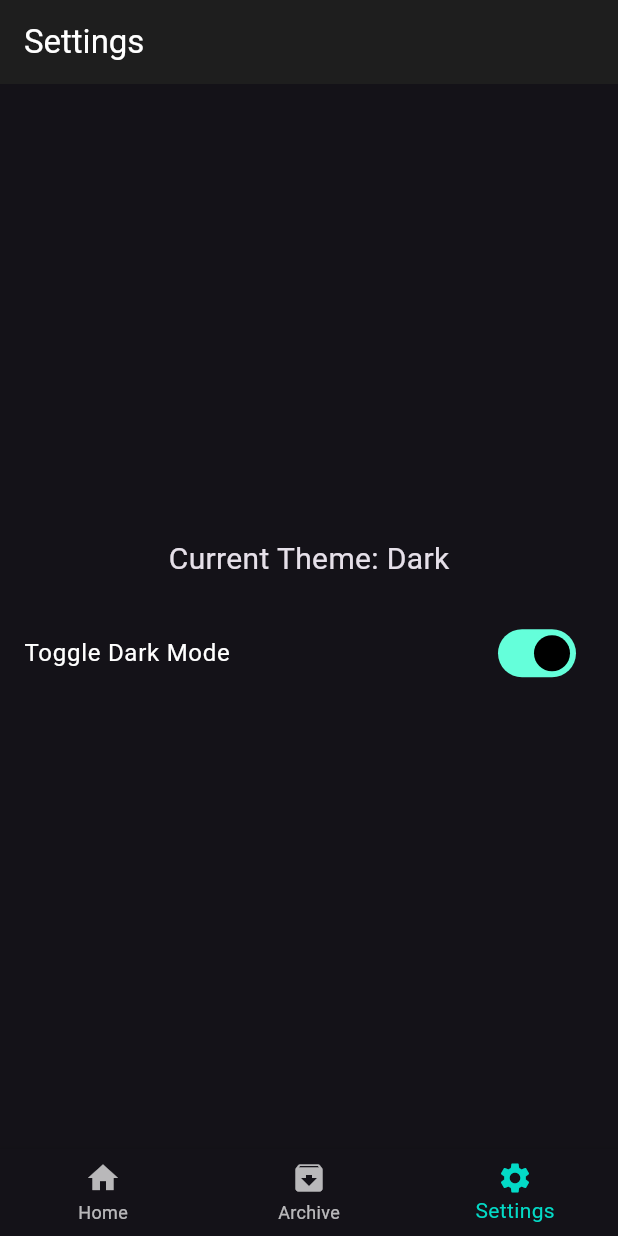
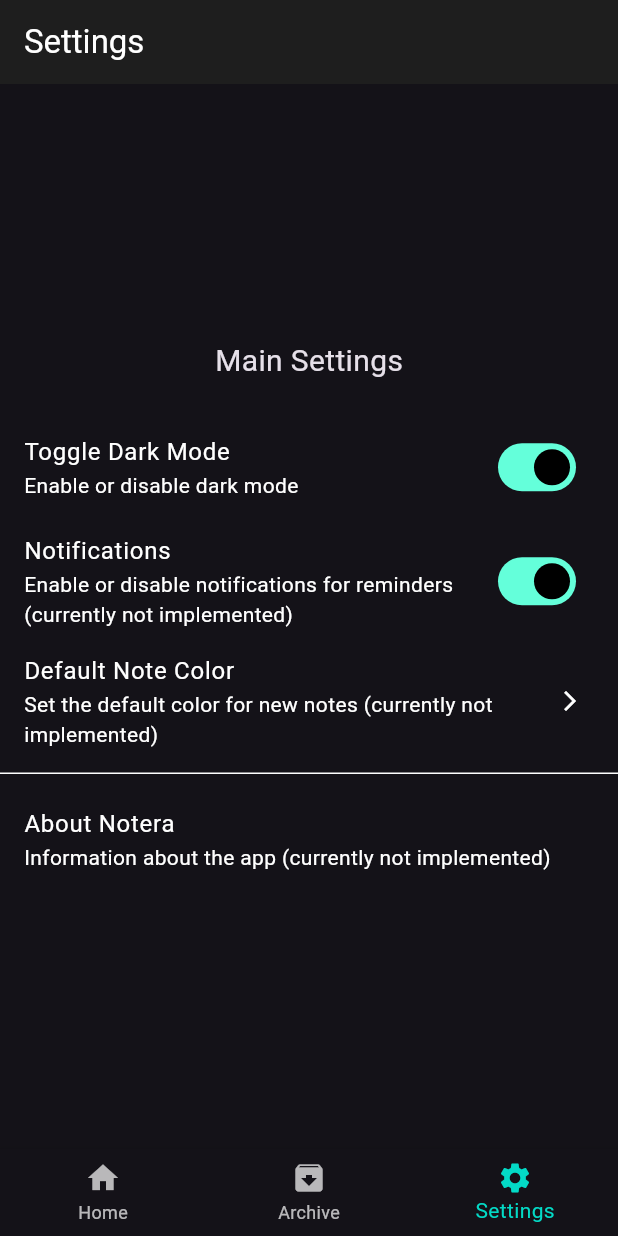
Before and after one commit to crhaxx/notera_note_app, a Flutter app: the screen it shows after launch, item 3 of the bottom bar chosen, on a phone screen of 412 x 824 dp. Run offline on Flutter 3.47's test engine with Material 3 defaults, Android fonts, the phone set to English and light mode, and no system bars; our stand-ins replace awesome_notifications, isar, share_plus, shared_preferences; accounts and stored records are empty; generated files the repository leaves out were written again.

```diff
--- a/lib/views/settings_page.dart
+++ b/lib/views/settings_page.dart
@@ -16,6 +16,7 @@ class SettingsPage extends StatefulWidget {
 
 class _SettingsPageState extends State<SettingsPage> {
   late bool _currentDarkMode;
+  bool remindersEnabled = true;
 
   @override
   void initState() {
@@ -41,13 +42,11 @@ class _SettingsPageState extends State<SettingsPage> {
         child: Column(
           mainAxisAlignment: MainAxisAlignment.center,
           children: [
-            Text(
-              "Current Theme: ${_currentDarkMode ? 'Dark' : 'Light'}",
-              style: const TextStyle(fontSize: 20),
-            ),
+            Text("Main Settings", style: const TextStyle(fontSize: 20)),
             const SizedBox(height: 20),
             SwitchListTile(
               title: const Text("Toggle Dark Mode"),
+              subtitle: const Text("Enable or disable dark mode"),
               value: _currentDarkMode,
               onChanged: (bool value) {
                 setState(() {
@@ -56,6 +55,40 @@ class _SettingsPageState extends State<SettingsPage> {
                 });
               },
             ),
+
+            SwitchListTile(
+              title: const Text('Notifications'),
+              value: remindersEnabled,
+              subtitle: const Text(
+                'Enable or disable notifications for reminders (currently not implemented)',
+              ),
+              onChanged: (value) {
+                setState(() => remindersEnabled = value);
+              },
+            ),
+
+            ListTile(
+              title: const Text('Default Note Color'),
+              subtitle: const Text(
+                'Set the default color for new notes (currently not implemented)',
+              ),
+              trailing: const Icon(Icons.arrow_forward_ios, size: 16),
+              onTap: () {
+                // TODO: Otevřít color picker
+              },
+            ),
+
+            const Divider(),
+
+            ListTile(
+              title: const Text('About Notera'),
+              subtitle: const Text(
+                'Information about the app (currently not implemented)',
+              ),
+              onTap: () {
+                // TODO: Navigace na info stránku
+              },
+            ),
           ],
         ),
       ),
--- a/pubspec.yaml
+++ b/pubspec.yaml
@@ -16,7 +16,7 @@ publish_to: "none" # Remove this line if you wish to publish to pub.dev
 # https://developer.apple.com/library/archive/documentation/General/Reference/InfoPlistKeyReference/Articles/CoreFoundationKeys.html
 # In Windows, build-name is used as the major, minor, and patch parts
 # of the product and file versions while build-number is used as the build suffix.
-version: 1.0.1+3
+version: 1.0.1+4
 
 environment:
   sdk: ^3.8.1
@@ -36,7 +36,7 @@ dependencies:
   shared_preferences: ^2.2.3
   share_plus: ^10.0.2
   timezone: ^0.9.2
-  awesome_notifications: ^0.10.0+8
+  awesome_notifications: ^0.10.1
 
   # The following adds the Cupertino Icons font to your application.
   # Use with the CupertinoIcons class for iOS style icons.
```
Also changed, not shown: 10 other files.
